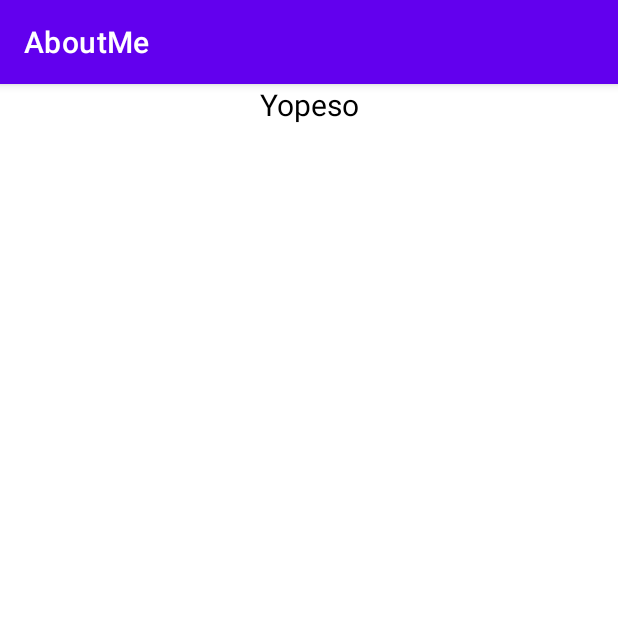
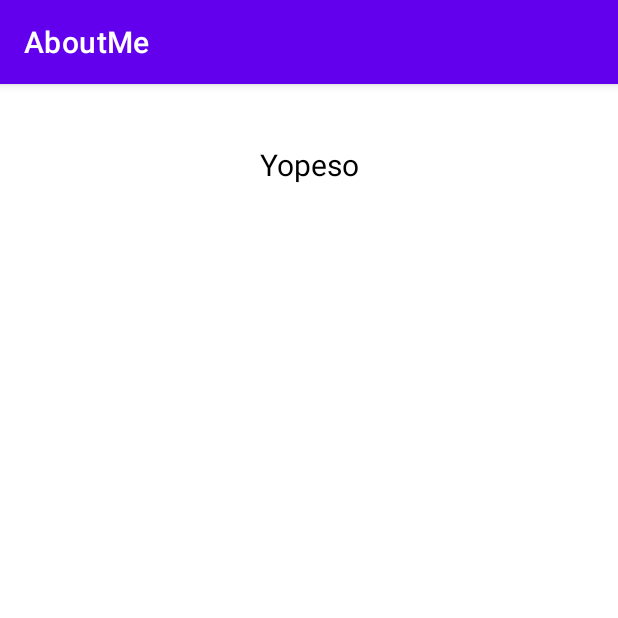
Before and after one commit to BogdanPetrisor/AboutMe, an Android app: the screen it shows after launch (MainActivity), on a phone screen of 412 x 824 dp, the top half of it. Run offline under Robolectric (Android 15) with nearby library versions, the phone set to English and light mode, and no system bars.

Commit message:
Add padding and layout_margin attributes to text

```diff
--- a/app/src/main/res/layout/activity_main.xml
+++ b/app/src/main/res/layout/activity_main.xml
@@ -1,10 +1,10 @@
 <?xml version="1.0" encoding="utf-8"?>
-<LinearLayout
-    xmlns:android="http://schemas.android.com/apk/res/android"
+<LinearLayout xmlns:android="http://schemas.android.com/apk/res/android"
+    xmlns:app="http://schemas.android.com/apk/res-auto"
     xmlns:tools="http://schemas.android.com/tools"
-    xmlns:app="http://schemas.android.com/apk/res-auto"
     android:layout_width="match_parent"
     android:layout_height="match_parent"
+    android:layout_margin="16dp"
     android:orientation="vertical"
     tools:context=".MainActivity">
 
@@ -12,8 +12,10 @@
         android:id="@+id/name_text"
         android:layout_width="match_parent"
         android:layout_height="wrap_content"
+        android:padding="8dp"
         android:text="@string/name"
         android:textAlignment="center"
         android:textColor="@color/black"
-        android:textSize="20sp" />
+        android:textSize="20sp"
+        android:layout_margin="16dp"/>
 </LinearLayout>
```
